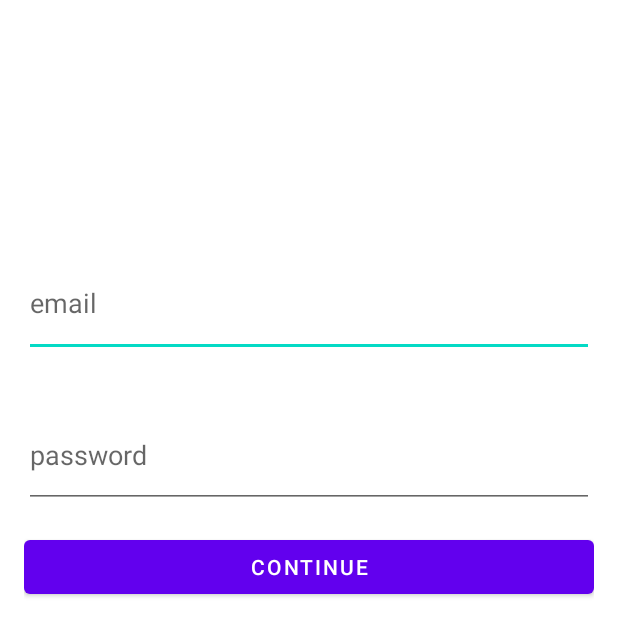
After one commit to ThreeHighlanders/MorningBrew, an Android app: the layout activity_register.xml on its own in the app's theme, with its tools: preview values and no code run, on a phone screen of 412 x 824 dp. The commit adds this screen. Shown: the top 636 px of the screen. Run offline under Robolectric (Android 15) with nearby library versions, the phone set to English and light mode, and no system bars.

Commit message:
Login button working properly, register button needs work

```diff
--- a/app/src/main/AndroidManifest.xml
+++ b/app/src/main/AndroidManifest.xml
@@ -14,7 +14,8 @@
         android:roundIcon="@mipmap/ic_launcher_round"
         android:supportsRtl="true"
         android:theme="@style/Theme.MorningBrew"
-        android:name=".ParseApplication">
+        android:name=".ParseApplication"
+        android:usesCleartextTraffic="true">
         <activity android:name=".LoginActivity">
             <intent-filter>
                 <action android:name="android.intent.action.MAIN" />
@@ -22,6 +23,8 @@
                 <category android:name="android.intent.category.LAUNCHER" />
             </intent-filter>
         </activity>
+        <activity
+            android:name=".MainActivity"/>
     </application>
 
 </manifest>
--- /dev/null
+++ b/app/src/main/res/layout/activity_register.xml
@@ -0,0 +1,41 @@
+<?xml version="1.0" encoding="utf-8"?>
+<LinearLayout
+    xmlns:android="http://schemas.android.com/apk/res/android"
+    xmlns:app="http://schemas.android.com/apk/res-auto"
+    xmlns:tools="http://schemas.android.com/tools"
+    android:layout_width="match_parent"
+    android:layout_height="wrap_content"
+    android:layout_margin= "16dp"
+    android:orientation="vertical"
+    tools:context=".RegisterUserActivity">
+
+    <EditText
+        android:id="@+id/regEmail"
+        android:layout_width="match_parent"
+        android:layout_height="72dp"
+        android:layout_marginTop="150dp"
+        android:layout_marginBottom="15dp"
+        android:layout_weight="1"
+        android:ems="10"
+        android:hint="email"
+        android:inputType="text" />
+
+    <EditText
+        android:id="@+id/regPassword"
+        android:layout_width="match_parent"
+        android:layout_height="70dp"
+        android:layout_marginTop="15dp"
+        android:layout_marginBottom="15dp"
+        android:layout_weight="1"
+        android:ems="10"
+        android:hint="password"
+        android:inputType="textPassword" />
+
+    <Button
+        android:id="@+id/btnContinue"
+        android:layout_width="match_parent"
+        android:layout_height="wrap_content"
+        android:layout_weight="1"
+        android:text="Continue" />
+
+</LinearLayout>
```
Also changed, not shown: app/src/main/java/com/example/morningbrew/LoginActivity.java (+31 -6 lines), app/src/main/java/com/example/morningbrew/RegisterUserActivity.java (added, +70 -0 lines), app/src/main/res/layout/activity_main.xml (+23 -1 lines), app/src/main/res/menu/menu_side_navigation.xml (added, +9 -0 lines).
